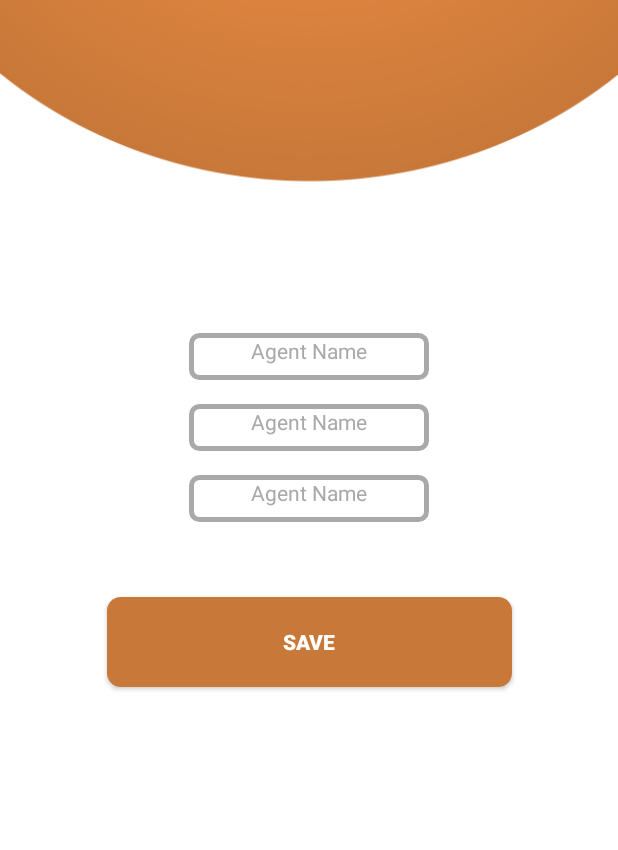
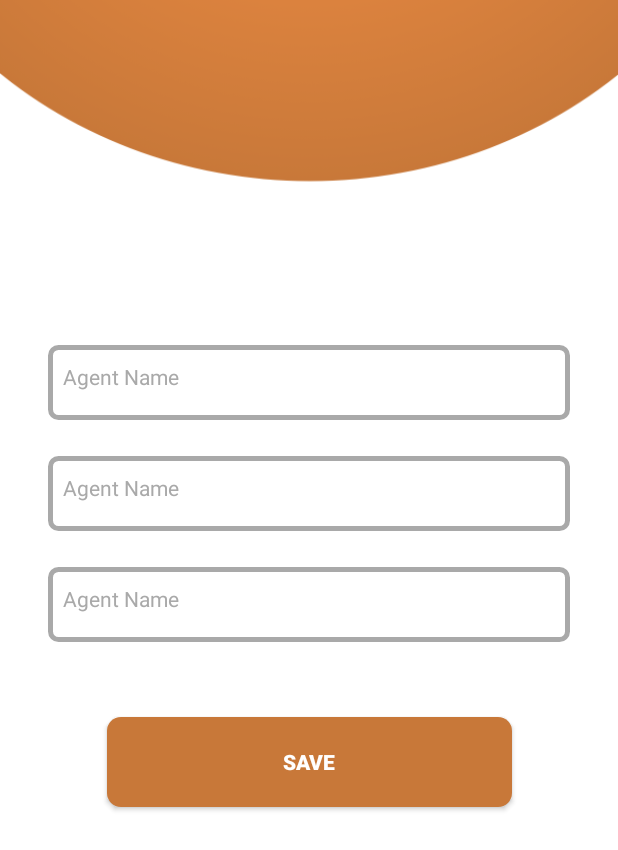
Before and after one commit to ashar312/RapidLine, an Android app: the PatriForm screen opened directly, with no data from a screen before it, on a phone screen of 412 x 824 dp. Shown: the top 850 px of the screen. Run offline under Robolectric (Android 15) with nearby library versions, the phone set to English and light mode, and no system bars; our stand-ins replace data binding; 1 statement that could not run was skipped.

Commit message:
Added edit update add functionality for labour and patri

```diff
--- a/app/src/main/AndroidManifest.xml
+++ b/app/src/main/AndroidManifest.xml
@@ -19,9 +19,9 @@
         <activity android:name=".Register_Entries" android:theme="@style/Theme.AppCompat.NoActionBar"/>
         <activity android:name=".Form.AddBailForm" android:theme="@style/Theme.AppCompat.NoActionBar"/>
         <activity android:name=".Form.TransportersForm" android:theme="@style/Theme.AppCompat.NoActionBar"/>
-        <activity android:name=".Form.LabourForm" android:theme="@style/Theme.AppCompat.NoActionBar"/>
+        <activity android:name=".Form.LabourPatriForm" android:theme="@style/Theme.AppCompat.NoActionBar"/>
         <activity android:name=".Form.AgentForm" android:theme="@style/Theme.AppCompat.NoActionBar"/>
-        <activity android:name=".Form.SenderRecieverForm" android:theme="@style/Theme.AppCompat.NoActionBar"/>
+        <activity android:name=".Form.SenderRecieverTransporterForm" android:theme="@style/Theme.AppCompat.NoActionBar"/>
         <activity android:name=".HomeScreens.AddActivities.ListActivities"  android:theme="@style/Theme.AppCompat.NoActionBar"/>
         <activity android:name=".HomeScreens.Home" android:theme="@style/Theme.AppCompat.NoActionBar"/>
         <activity android:name=".Form.PatriForm" />
--- a/app/src/main/java/com/project/rapidline/Database/dao/AgentDao.java
+++ b/app/src/main/java/com/project/rapidline/Database/dao/AgentDao.java
@@ -27,5 +27,9 @@ public interface AgentDao {
     public LiveData<List<Agents>> getAllAgents();
 
     @Query("Select * from tbl_agents where id=:agentId")
-    public LiveData<Agents> getAgentById(long agentId);
+    public Agents getAgentById(long agentId);
+
+    @Query("Delete from tbl_agents where id=:agentId")
+    public void deleteAgentById(long agentId);
+
 }
--- a/app/src/main/java/com/project/rapidline/Database/dao/BailDao.java
+++ b/app/src/main/java/com/project/rapidline/Database/dao/BailDao.java
@@ -27,5 +27,8 @@ public interface BailDao {
     public LiveData<List<Bails>> getAllBails();
 
     @Query("Select * from tbl_bails where id=:bailId")
-    public LiveData<Bails> getBailById(long bailId);
+    public Bails getBailById(long bailId);
+
+    @Query("Delete from tbl_bails where id=:bailId")
+    public void deleteBailById(long bailId);
 }
--- a/app/src/main/java/com/project/rapidline/Database/dao/LabourDao.java
+++ b/app/src/main/java/com/project/rapidline/Database/dao/LabourDao.java
@@ -27,5 +27,8 @@ public interface LabourDao {
     public LiveData<List<Labours>> getAllLabours();
 
     @Query("Select * from tbl_labours where id=:labourId")
-    public LiveData<Labours> getLabourById(long labourId);
+    public Labours getLabourById(long labourId);
+
+    @Query("Delete from tbl_labours where id=:labourId")
+    public void deleteLabourById(long labourId);
 }
--- a/app/src/main/res/layout/activity_labour_patri_form.xml
+++ b/app/src/main/res/layout/activity_labour_patri_form.xml
@@ -1,7 +1,13 @@
 <?xml version="1.0" encoding="utf-8"?>
-<androidx.constraintlayout.widget.ConstraintLayout xmlns:android="http://schemas.android.com/apk/res/android"
+<layout xmlns:android="http://schemas.android.com/apk/res/android"
     xmlns:app="http://schemas.android.com/apk/res-auto"
-    xmlns:tools="http://schemas.android.com/tools"
+    xmlns:tools="http://schemas.android.com/tools">
+
+    <data>
+
+    </data>
+
+    <androidx.constraintlayout.widget.ConstraintLayout
         android:layout_width="match_parent"
         android:layout_height="match_parent"
         android:background="@drawable/normalbackground">
@@ -14,7 +20,7 @@
             android:text="Labour"
             android:textAlignment="center"
             android:textColor="@color/white"
-        android:textSize="24sp"
+            android:textSize="40sp"
             android:textStyle="bold"
             app:layout_constraintEnd_toEndOf="parent"
             app:layout_constraintHorizontal_bias="0.5"
@@ -22,58 +28,36 @@
             app:layout_constraintTop_toTopOf="parent" />
 
         <EditText
-        android:id="@+id/LabourName"
-        android:layout_width="wrap_content"
-        android:layout_height="wrap_content"
-        android:layout_marginTop="16dp"
-        android:background="@drawable/edittextshape"
-        android:ems="10"
+            android:id="@+id/form_name"
+            style="@style/FormInputTextFields"
+            android:layout_marginStart="32dp"
+            android:layout_marginEnd="32dp"
             android:hint="Agent Name"
-        android:textAlignment="center"
             android:inputType="textPersonName"
-        android:textColor="@color/black"
-        android:textColorHint="@color/Dark_gray"
-        android:textSize="14sp"
             app:layout_constraintEnd_toEndOf="parent"
             app:layout_constraintStart_toStartOf="parent"
             app:layout_constraintTop_toBottomOf="@+id/guideline4" />
 
         <EditText
-        android:id="@+id/labourNo"
-        android:layout_width="wrap_content"
-        android:layout_height="wrap_content"
-        android:layout_marginTop="16dp"
-        android:background="@drawable/edittextshape"
-        android:ems="10"
+            android:id="@+id/form_no"
+            style="@style/FormInputTextFields"
             android:hint="Agent Name"
-        android:textAlignment="center"
             android:inputType="number"
-        android:textColor="@color/black"
-        android:textColorHint="@color/Dark_gray"
-        android:textSize="14sp"
-        app:layout_constraintEnd_toEndOf="@+id/LabourName"
-        app:layout_constraintStart_toStartOf="@+id/LabourName"
-        app:layout_constraintTop_toBottomOf="@+id/LabourName" />
+            app:layout_constraintEnd_toEndOf="@+id/form_name"
+            app:layout_constraintStart_toStartOf="@+id/form_name"
+            app:layout_constraintTop_toBottomOf="@+id/form_name" />
 
         <EditText
-        android:id="@+id/LabourCNIC"
-        android:layout_width="wrap_content"
-        android:layout_height="wrap_content"
-        android:layout_marginTop="16dp"
-        android:background="@drawable/edittextshape"
-        android:ems="10"
+            android:id="@+id/form_cnic"
+            style="@style/FormInputTextFields"
             android:hint="Agent Name"
-        android:textAlignment="center"
-        android:inputType="numberSigned"
-        android:textColor="@color/black"
-        android:textColorHint="@color/Dark_gray"
-        android:textSize="14sp"
-        app:layout_constraintEnd_toEndOf="@+id/labourNo"
-        app:layout_constraintStart_toStartOf="@+id/labourNo"
-        app:layout_constraintTop_toBottomOf="@+id/labourNo" />
+            android:inputType="textPersonName"
+            app:layout_constraintEnd_toEndOf="@+id/form_no"
+            app:layout_constraintStart_toStartOf="@+id/form_no"
+            app:layout_constraintTop_toBottomOf="@+id/form_no" />
 
         <Button
-        android:id="@+id/button3"
+            android:id="@+id/save_btn"
             android:layout_width="wrap_content"
             android:layout_height="wrap_content"
             android:layout_marginTop="50dp"
@@ -81,9 +65,9 @@
             android:text="Save"
             android:textColor="@color/white"
             android:textStyle="bold"
-        app:layout_constraintEnd_toEndOf="@+id/LabourCNIC"
-        app:layout_constraintStart_toStartOf="@+id/LabourCNIC"
-        app:layout_constraintTop_toBottomOf="@+id/LabourCNIC" />
+            app:layout_constraintEnd_toEndOf="@+id/form_cnic"
+            app:layout_constraintStart_toStartOf="@+id/form_cnic"
+            app:layout_constraintTop_toBottomOf="@+id/form_cnic" />
 
         <androidx.constraintlayout.widget.Guideline
             android:id="@+id/guideline4"
@@ -93,3 +77,4 @@
             app:layout_constraintGuide_percent="0.25" />
 
     </androidx.constraintlayout.widget.ConstraintLayout>
+</layout>
--- a/app/src/main/res/layout/activity_sender_reciever_form.xml
+++ b/app/src/main/res/layout/activity_sender_reciever_form.xml
@@ -11,7 +11,7 @@
         android:layout_width="match_parent"
         android:layout_height="match_parent"
         android:background="@drawable/normalbackground"
-        tools:context=".Form.SenderRecieverForm">
+        tools:context=".Form.SenderRecieverTransporterForm">
 
         <androidx.constraintlayout.widget.Guideline
             android:id="@+id/guideline3"
```
Also changed, not shown: app/src/main/java/com/project/rapidline/Database/dao/PatriDao.java (+5 -2 lines), app/src/main/java/com/project/rapidline/Database/entity/Labours.java (+35 -1 lines), app/src/main/java/com/project/rapidline/Database/entity/Patri.java (+34 -1 lines), app/src/main/java/com/project/rapidline/Form/LabourForm.java (deleted, +0 -24 lines), app/src/main/java/com/project/rapidline/Form/LabourPatriForm.java (added, +151 -0 lines), app/src/main/java/com/project/rapidline/Form/SenderRecieverTransporterForm.java (renamed from app/src/main/java/com/project/rapidline/Form/SenderRecieverForm.java, +5 -14 lines), app/src/main/java/com/project/rapidline/HomeScreens/AddActivities/ListActivities.java (+33 -17 lines), app/src/main/java/com/project/rapidline/repository/RapidLineRepository.java (+33 -72 lines), app/src/main/java/com/project/rapidline/viewmodel/SaeedSonsViewModel.java (+100 -8 lines). Lines whose indentation alone changed are shown as unchanged.
